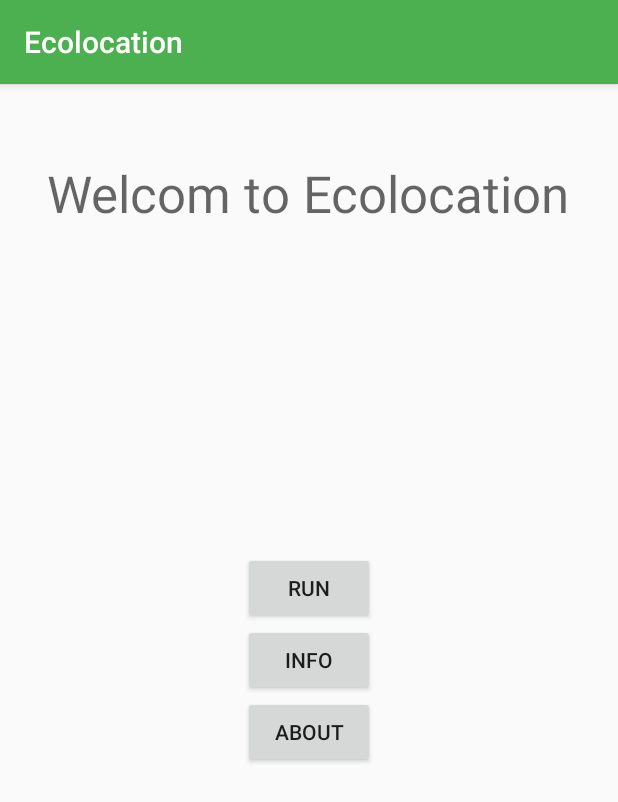
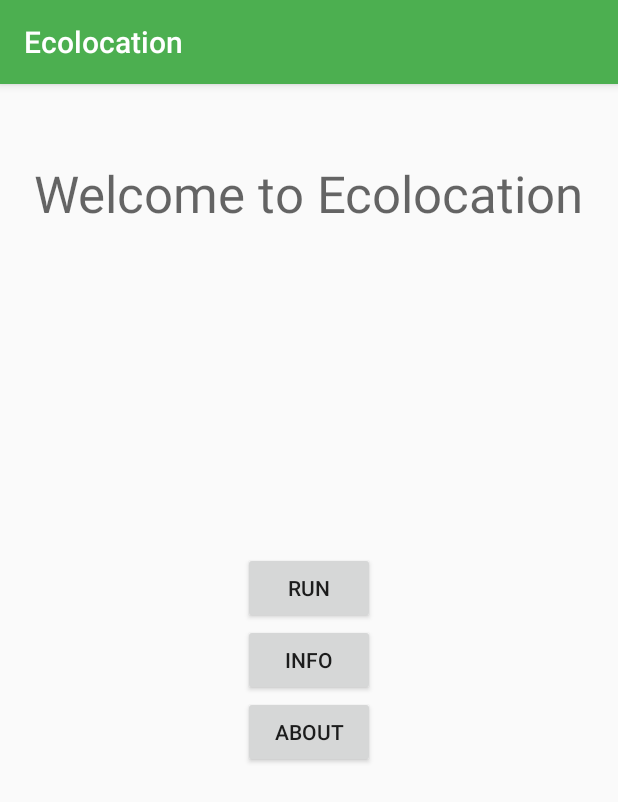
Before and after one commit to BrendenBe1/Ecolocation, an Android app: the screen it shows after launch (HomeActivity), on a phone screen of 412 x 824 dp. Shown: the top 802 px of the screen. Run offline under Robolectric (Android 15) with nearby library versions, the phone set to English and light mode, and no system bars.

Commit message:
Fixed a couple minor things prior to merging.

```diff
--- a/Ecolocation/app/src/main/java/ecolocation/ecolocation/GraphResultsActivity.java
+++ b/Ecolocation/app/src/main/java/ecolocation/ecolocation/GraphResultsActivity.java
@@ -32,7 +32,7 @@ public class GraphResultsActivity extends AppCompatActivity {
         });
 
         //TODO: delete after tech demo
-        googleButton = (Button) findViewById(R.id.bttn_google);
+        googleButton = (Button) findViewById(R.id.bttn_graph);
         googleButton.setOnClickListener(new View.OnClickListener() {
             @Override
             public void onClick(View v) {
--- a/Ecolocation/app/src/main/res/layout/activity_graph_results.xml
+++ b/Ecolocation/app/src/main/res/layout/activity_graph_results.xml
@@ -14,7 +14,7 @@
         android:layout_alignParentBottom="true"
         android:layout_alignParentRight="true"
         android:layout_marginBottom="15dp"
-        android:text="@string/bttn_run" />
+        android:text="Animal List" />
 
     <Button
         android:id="@+id/bttn_graph"
@@ -26,8 +26,9 @@
         android:layout_marginBottom="15dp"
         android:layout_marginRight="30dp"
         android:layout_toRightOf="@+id/bttn_database"
-        android:text="Google Drive Demo"
+        android:text="Spatial Map"
         android:textSize="12sp" />
+
 
     <Button
         android:id="@+id/bttn_database"
--- a/Ecolocation/app/src/main/res/layout/activity_home.xml
+++ b/Ecolocation/app/src/main/res/layout/activity_home.xml
@@ -14,7 +14,7 @@
         android:layout_centerHorizontal="true"
         android:layout_centerVertical="false"
         android:layout_marginTop="50dp"
-        android:text="Welcom to Ecolocation"
+        android:text="Welcome to Ecolocation"
         android:textAppearance="@style/TextAppearance.AppCompat.Display1" />
 
     <LinearLayout
```
